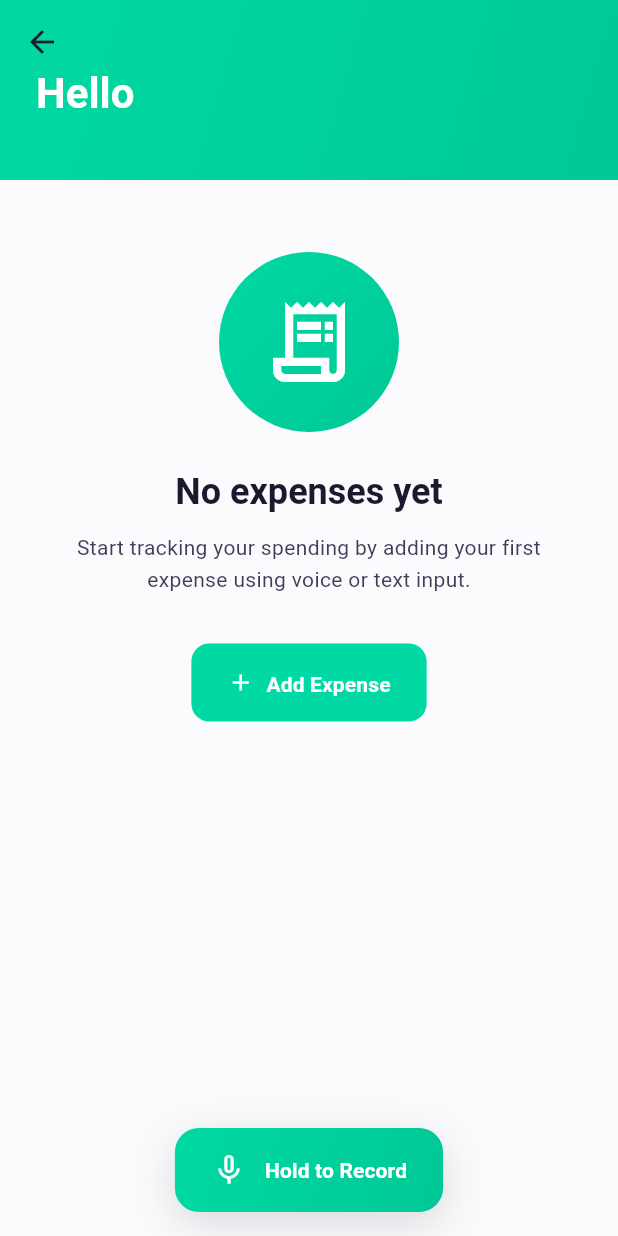
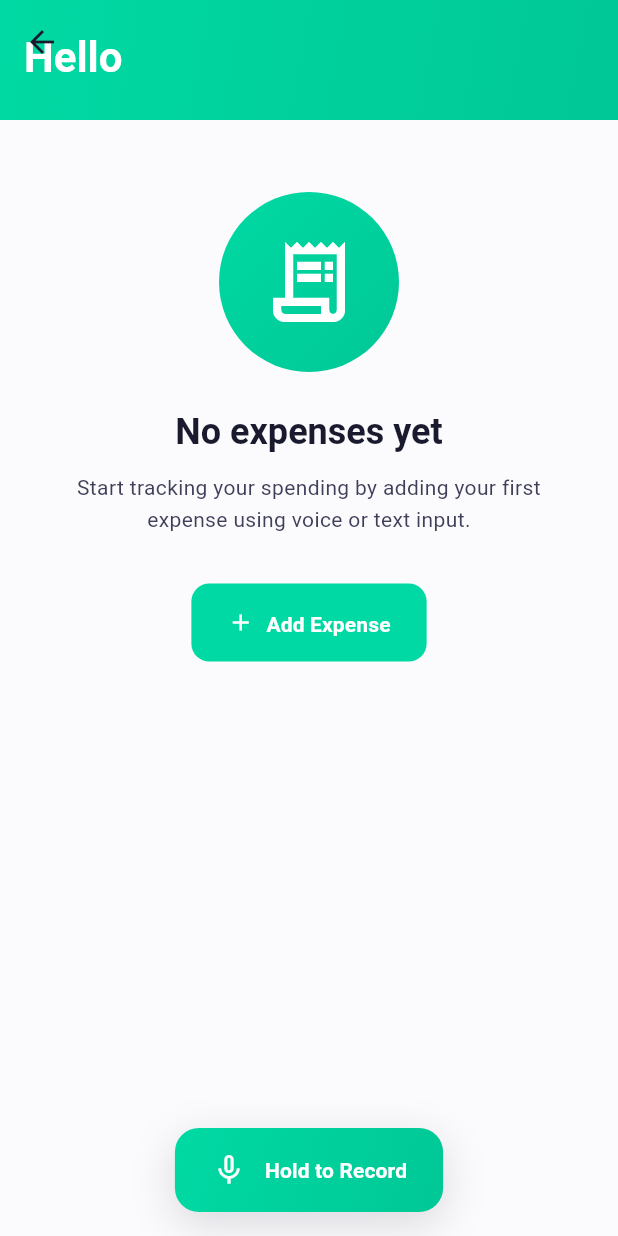
Before and after one commit to phanvantai/quick_spend, a Flutter app: the HomeScreen screen opened directly, on a phone screen of 412 x 824 dp. Run offline on Flutter 3.47's test engine with Material 3 defaults, Android fonts, the phone set to English and light mode, and no system bars; our stand-ins replace cloud_firestore, easy_localization, firebase_ai, firebase_core, flutter_slidable, permission_handler and 3 more; accounts and stored records are empty.

Commit message:
refactor: reduce app bar height for compact 'Hello' display
Reduced SliverAppBar from 120px to 80px and optimized padding
since the app bar only displays 'Hello' text. Makes better use
of screen space.

```diff
--- a/lib/screens/home_screen.dart
+++ b/lib/screens/home_screen.dart
@@ -580,7 +580,7 @@ class _HomeScreenState extends State<HomeScreen>
                 slivers: [
                   // App bar with gradient
                   SliverAppBar(
-                    expandedHeight: 120,
+                    expandedHeight: 80,
                     floating: false,
                     pinned: true,
                     backgroundColor: AppTheme.primaryMint,
@@ -591,7 +591,7 @@ class _HomeScreenState extends State<HomeScreen>
                         ),
                         child: SafeArea(
                           child: Padding(
-                            padding: const EdgeInsets.all(AppTheme.spacing24),
+                            padding: const EdgeInsets.all(AppTheme.spacing16),
                             child: Column(
                               mainAxisAlignment: MainAxisAlignment.end,
                               crossAxisAlignment: CrossAxisAlignment.start,
@@ -603,7 +603,7 @@ class _HomeScreenState extends State<HomeScreen>
                                     fontWeight: FontWeight.w600,
                                   ),
                                 ),
-                                const SizedBox(height: AppTheme.spacing16),
+                                const SizedBox(height: AppTheme.spacing8),
                               ],
                             ),
                           ),
```
